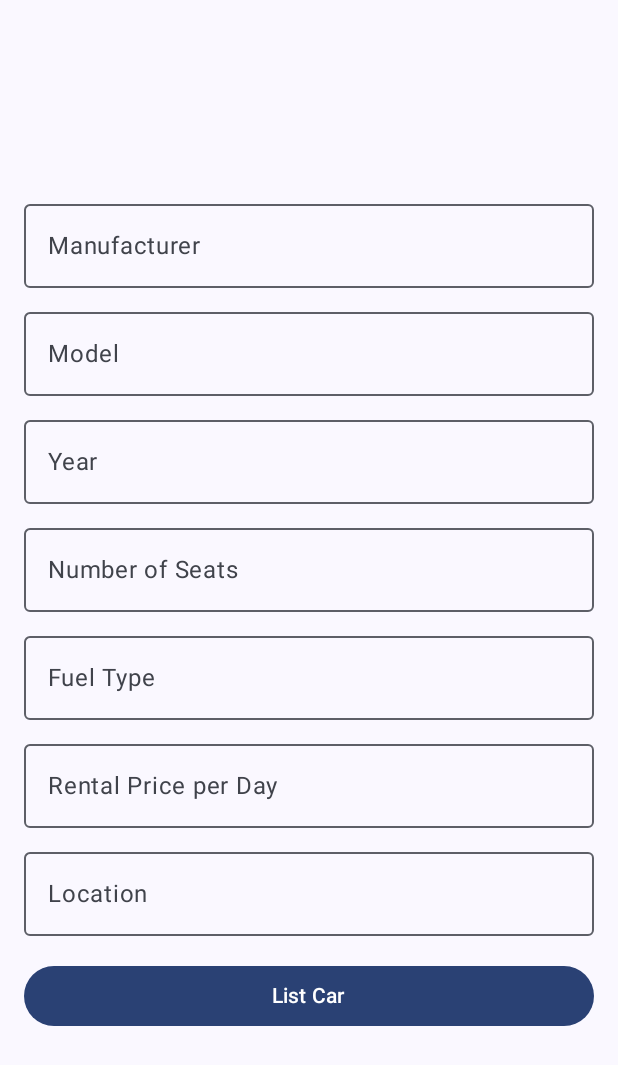
After one commit to AIR-Wheelly/AIR_Wheelly-frontend, an Android app built with Jetpack Compose: the CarListingScreen screen opened through its navigation route, on a phone screen of 412 x 824 dp. The commit adds this screen. Shown: the top 1065 px of the screen. Run offline under Robolectric (Android 15) with nearby library versions, the phone set to English and light mode, and no system bars.

Commit message:
Add CarListingScreen template with input fields and validation [SCRUM-17]

```diff
--- /dev/null
+++ b/app/src/main/java/com/air_wheelly/wheelly/presentation/auth/CarListingScreen.kt
@@ -0,0 +1,131 @@
+package com.air_wheelly.wheelly.presentation.car_listing
+
+import androidx.compose.foundation.layout.*
+import androidx.compose.material3.*
+import androidx.compose.runtime.*
+import androidx.compose.ui.Alignment
+import androidx.compose.ui.Modifier
+import androidx.compose.ui.unit.dp
+import androidx.compose.ui.text.input.TextFieldValue
+import androidx.navigation.NavController
+
+@OptIn(ExperimentalMaterial3Api::class)
+@Composable
+fun CarListingScreen(
+    navController: NavController
+) {
+
+
+    var manufacturer by remember { mutableStateOf(TextFieldValue("")) }
+    var model by remember { mutableStateOf(TextFieldValue("")) }
+    var year by remember { mutableStateOf(TextFieldValue("")) }
+    var seats by remember { mutableStateOf(TextFieldValue("")) }
+    var fuelType by remember { mutableStateOf(TextFieldValue("")) }
+    var rentalPrice by remember { mutableStateOf(TextFieldValue("")) }
+    var location by remember { mutableStateOf(TextFieldValue("")) }
+
+    var errorMessage by remember { mutableStateOf<String?>(null) }
+    var successMessage by remember { mutableStateOf<String?>(null) }
+
+    Column(
+        modifier = Modifier
+            .fillMaxSize()
+            .padding(16.dp),
+        horizontalAlignment = Alignment.CenterHorizontally,
+        verticalArrangement = Arrangement.Center
+    ) {
+        // Input fields
+        OutlinedTextField(
+            value = manufacturer,
+            onValueChange = { manufacturer = it },
+            label = { Text("Manufacturer") },
+            modifier = Modifier.fillMaxWidth()
+        )
+
+        Spacer(modifier = Modifier.height(8.dp))
+
+        OutlinedTextField(
+            value = model,
+            onValueChange = { model = it },
+            label = { Text("Model") },
+            modifier = Modifier.fillMaxWidth()
+        )
+
+        Spacer(modifier = Modifier.height(8.dp))
+
+        OutlinedTextField(
+            value = year,
+            onValueChange = { year = it },
+            label = { Text("Year") },
+            modifier = Modifier.fillMaxWidth()
+        )
+
+        Spacer(modifier = Modifier.height(8.dp))
+
+        OutlinedTextField(
+            value = seats,
+            onValueChange = { seats = it },
+            label = { Text("Number of Seats") },
+            modifier = Modifier.fillMaxWidth()
+        )
+
+        Spacer(modifier = Modifier.height(8.dp))
+
+        OutlinedTextField(
+            value = fuelType,
+            onValueChange = { fuelType = it },
+            label = { Text("Fuel Type") },
+            modifier = Modifier.fillMaxWidth()
+        )
+
+        Spacer(modifier = Modifier.height(8.dp))
+
+        OutlinedTextField(
+            value = rentalPrice,
+            onValueChange = { rentalPrice = it },
+            label = { Text("Rental Price per Day") },
+            modifier = Modifier.fillMaxWidth()
+        )
+
+        Spacer(modifier = Modifier.height(8.dp))
+
+        OutlinedTextField(
+            value = location,
+            onValueChange = { location = it },
+            label = { Text("Location") },
+            modifier = Modifier.fillMaxWidth()
+        )
+
+        Spacer(modifier = Modifier.height(16.dp))
+
+        // Submit button
+        Button(
+            onClick = {
+                if (manufacturer.text.isEmpty() || model.text.isEmpty() || year.text.isEmpty() ||
+                    seats.text.isEmpty() || fuelType.text.isEmpty() || rentalPrice.text.isEmpty() ||
+                    location.text.isEmpty()
+                ) {
+                    errorMessage = "All fields are required!"
+                    successMessage = null
+                } else {
+                    errorMessage = null
+                    successMessage = "Car listed successfully!"
+                }
+            },
+            modifier = Modifier.fillMaxWidth()
+        ) {
+            Text("List Car")
+        }
+
+        Spacer(modifier = Modifier.height(8.dp))
+
+
+        errorMessage?.let {
+            Text(it, color = MaterialTheme.colorScheme.error)
+        }
+
+        successMessage?.let {
+            Text(it, color = MaterialTheme.colorScheme.primary)
+        }
+    }
+}
--- a/app/src/main/java/com/air_wheelly/wheelly/presentation/auth/LoginScreen.kt
+++ b/app/src/main/java/com/air_wheelly/wheelly/presentation/auth/LoginScreen.kt
@@ -45,7 +45,7 @@ fun LoginScreen(
                     loading = false
                     Toast.makeText(context, "Login successful! " + loginResponse.token, Toast.LENGTH_SHORT).show()
 
-                    //navController.navigate("home")
+                    navController.navigate("CarListing")
                 }
 
                 override fun onFailedLogin(message: String) {
--- a/app/src/main/java/com/air_wheelly/wheelly/ui/theme/Color.kt
+++ b/app/src/main/java/com/air_wheelly/wheelly/ui/theme/Color.kt
@@ -2,10 +2,10 @@ package com.air_wheelly.wheelly.ui.theme
 
 import androidx.compose.ui.graphics.Color
 
-val SkyBlue80 = Color(0xFF00BFFF)
-val SkyBlueGrey80 = Color(0xFFADD8E6)
-val Pink80 = Color(0xFFEFB8C8)
+val SkyBlue80 = Color(0xFF38b6ff)
+val SkyBlueGrey80 = Color(0xFF87CEFA)
+val Pink80 = Color(0xFFB0E2FF)
 
-val SkyBlue40 = Color(0xFF1E90FF)
+val SkyBlue40 = Color(0xFF0094eb)
 val SkyBlueGrey40 = Color(0xFF4682B4)
-val Pink40 = Color(0xFF7D5260)
+val Pink40 = Color(0xFF5F9EA0)
--- a/app/src/main/java/com/air_wheelly/wheelly/util/AppNavigator.kt
+++ b/app/src/main/java/com/air_wheelly/wheelly/util/AppNavigator.kt
@@ -6,6 +6,7 @@ import androidx.navigation.compose.composable
 import androidx.navigation.compose.rememberNavController
 import com.air_wheelly.wheelly.presentation.auth.LoginScreen
 import com.air_wheelly.wheelly.presentation.auth.RegisterScreen
+import com.air_wheelly.wheelly.presentation.car_listing.CarListingScreen
 
 @Composable
 fun AppNavigator() {
@@ -18,5 +19,8 @@ fun AppNavigator() {
         composable("registration") {
             RegisterScreen(navController)
         }
+        composable(route = "CarListing") {
+            CarListingScreen(navController)
+        }
     }
 }
```
